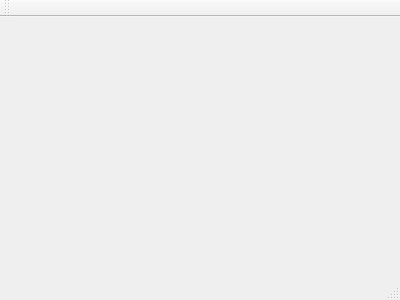
Old version of the form mainwindow.ui in the repository janisozaur/masgk-rasterizer.
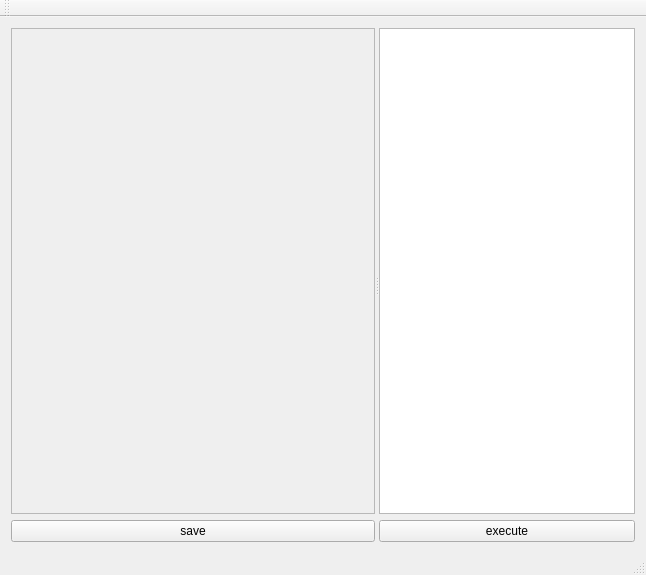
New version of the form.

Commit message: add gui to show changes. it should also support future scripting and saving capabilities

```diff
--- a/mainwindow.ui
+++ b/mainwindow.ui
@@ -1,24 +1,127 @@
 <ui version="4.0">
  <class>MainWindow</class>
- <widget class="QMainWindow" name="MainWindow" >
-  <property name="geometry" >
+ <widget class="QMainWindow" name="MainWindow">
+  <property name="geometry">
    <rect>
     <x>0</x>
     <y>0</y>
-    <width>400</width>
-    <height>300</height>
+    <width>646</width>
+    <height>575</height>
    </rect>
   </property>
   <property name="windowTitle" >
    <string>MainWindow</string>
   </property>
-  <widget class="QMenuBar" name="menuBar" />
-  <widget class="QToolBar" name="mainToolBar" />
-  <widget class="QWidget" name="centralWidget" />
-  <widget class="QStatusBar" name="statusBar" />
+  <widget class="QWidget" name="centralWidget">
+   <layout class="QVBoxLayout" name="verticalLayout">
+    <item>
+     <widget class="QSplitter" name="splitter">
+      <property name="orientation">
+       <enum>Qt::Horizontal</enum>
+      </property>
+      <widget class="QWidget" name="widget" native="true">
+       <property name="sizePolicy">
+        <sizepolicy hsizetype="Expanding" vsizetype="Expanding">
+         <horstretch>1</horstretch>
+         <verstretch>0</verstretch>
+        </sizepolicy>
+       </property>
+       <layout class="QVBoxLayout" name="verticalLayout_4">
+        <property name="margin">
+         <number>0</number>
+        </property>
+        <item>
+         <widget class="QScrollArea" name="scrollArea">
+          <property name="sizePolicy">
+           <sizepolicy hsizetype="Expanding" vsizetype="Expanding">
+            <horstretch>1</horstretch>
+            <verstretch>0</verstretch>
+           </sizepolicy>
+          </property>
+          <property name="widgetResizable">
+           <bool>true</bool>
+          </property>
+          <widget class="QWidget" name="scrollAreaWidgetContents">
+           <property name="geometry">
+            <rect>
+             <x>0</x>
+             <y>0</y>
+             <width>364</width>
+             <height>462</height>
+            </rect>
+           </property>
+           <layout class="QVBoxLayout" name="verticalLayout_2">
+            <item>
+             <widget class="QLabel" name="outputDisplayLabel"/>
+            </item>
+           </layout>
+          </widget>
+         </widget>
+        </item>
+        <item>
+         <widget class="QPushButton" name="savePushButton">
+          <property name="text">
+           <string>save</string>
+          </property>
+         </widget>
+        </item>
+       </layout>
+      </widget>
+      <widget class="QWidget" name="widget_2" native="true">
+       <layout class="QVBoxLayout" name="verticalLayout_3">
+        <property name="margin">
+         <number>0</number>
+        </property>
+        <item>
+         <widget class="QTextEdit" name="scriptTextEdit">
+          <property name="sizePolicy">
+           <sizepolicy hsizetype="MinimumExpanding" vsizetype="Expanding">
+            <horstretch>0</horstretch>
+            <verstretch>0</verstretch>
+           </sizepolicy>
+          </property>
+          <property name="minimumSize">
+           <size>
+            <width>200</width>
+            <height>0</height>
+           </size>
+          </property>
+         </widget>
+        </item>
+        <item>
+         <widget class="QPushButton" name="execPushButton">
+          <property name="text">
+           <string>execute</string>
+          </property>
+         </widget>
+        </item>
+       </layout>
+      </widget>
+     </widget>
+    </item>
+   </layout>
+  </widget>
+  <widget class="QMenuBar" name="menuBar">
+   <property name="geometry">
+    <rect>
+     <x>0</x>
+     <y>0</y>
+     <width>646</width>
+     <height>25</height>
+    </rect>
+   </property>
+  </widget>
+  <widget class="QToolBar" name="mainToolBar">
+   <attribute name="toolBarArea">
+    <enum>TopToolBarArea</enum>
+   </attribute>
+   <attribute name="toolBarBreak">
+    <bool>false</bool>
+   </attribute>
+  </widget>
+  <widget class="QStatusBar" name="statusBar"/>
  </widget>
- <layoutDefault spacing="6" margin="11" />
- <pixmapfunction></pixmapfunction>
+ <layoutdefault spacing="6" margin="11"/>
  <resources/>
  <connections/>
 </ui>
```
Left out of the diff: 3 changed lines with no effect on the pictures. The commit also changes 1 other file.
